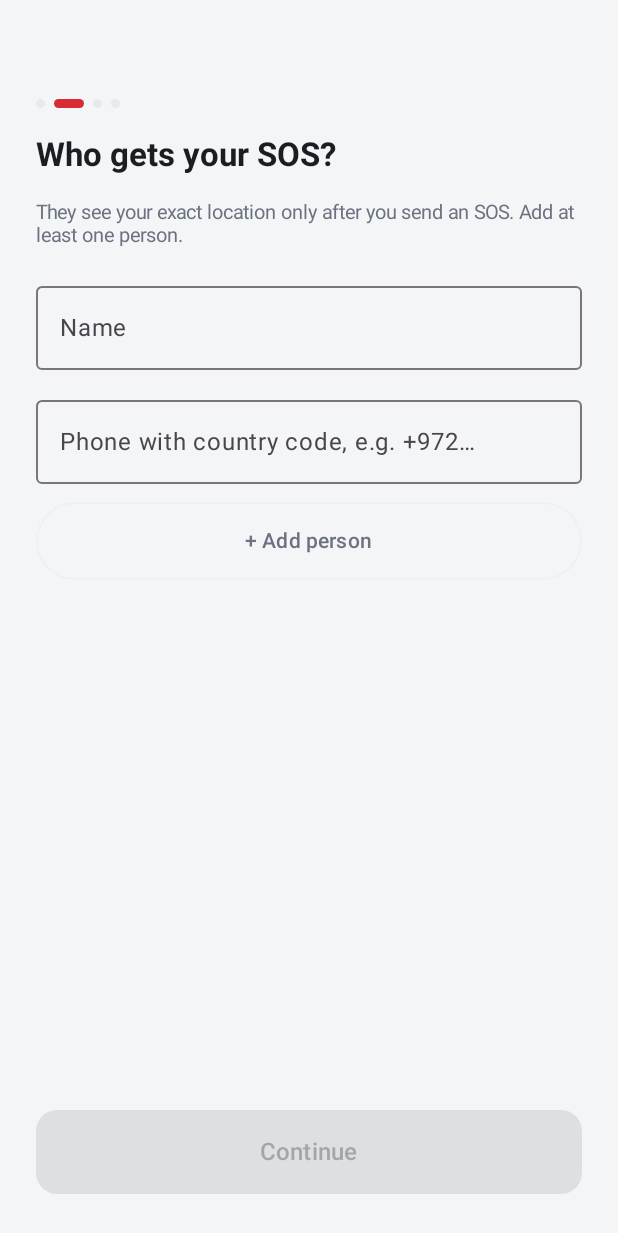
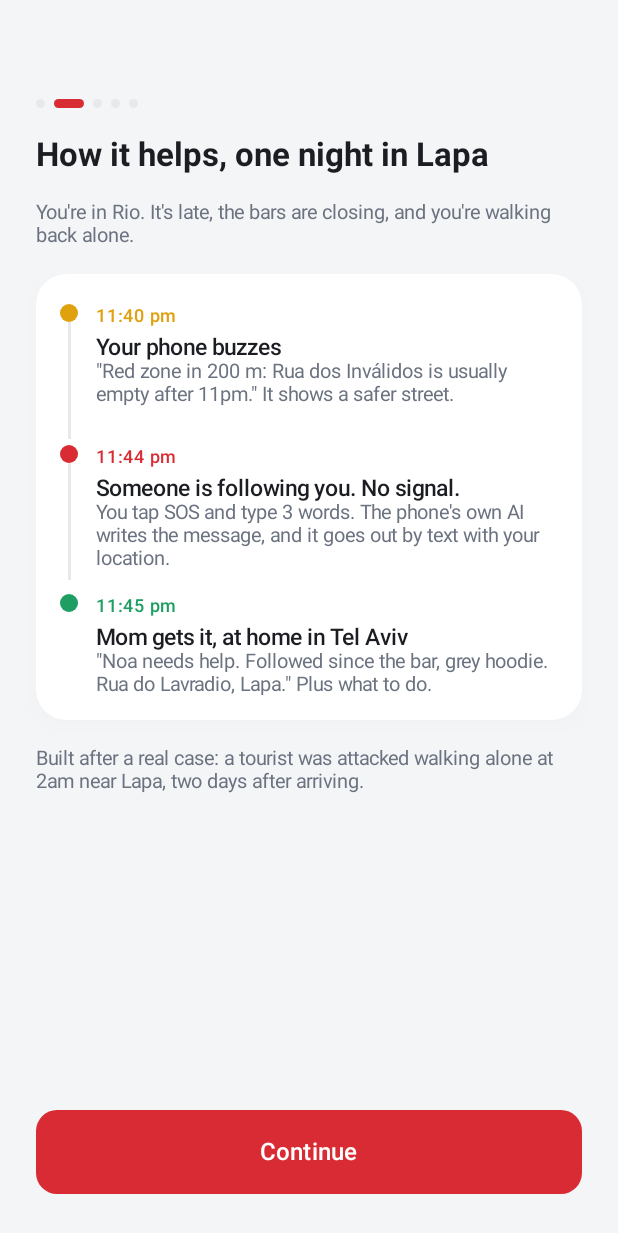
Before and after one commit to DavidFrumgarzts/homeward, an Android app built with Jetpack Compose: the screen it shows after launch (MainActivity), after a tap on "Get started", on a phone screen of 412 x 824 dp. Shown: the top 1233 px of the screen. Run offline under Robolectric (Android 15) with nearby library versions, the phone set to English and light mode, and no system bars; libraries missing offline, so code that uses them is left out: org.osmdroid.config, org.osmdroid.tileprovider, org.osmdroid.util; pictures from the network do not load; 2 statements that could not run were skipped.

Commit message:
Onboarding story step, pick contacts from phone, I'm OK check-in
- New step 2: 'How it helps, one night in Lapa' timeline (warning, SOS with
  no signal, Mom gets it) based on the real Rio case.
- Contacts: 'Choose from contacts' via Android's picker (no permission).
- Optional location sharing on 'I'm OK' check-ins (off by default); SOS and
  check-ins include a tappable map link. 37 unit tests pass.

Co-Authored-By: Claude Opus 5.5 <noreply@anthropic.com>

```diff
--- a/app/src/main/java/app/homeward/app/AppServices.kt
+++ b/app/src/main/java/app/homeward/app/AppServices.kt
@@ -6,6 +6,7 @@ import app.homeward.device.Haptics
 import app.homeward.device.LocationReader
 import app.homeward.device.LocationUpdates
 import app.homeward.device.NetworkChecker
+import app.homeward.features.checkin.LocationSharing
 import app.homeward.features.onboarding.OnboardingStore
 import app.homeward.features.safetyphoto.OutboxSender
 import app.homeward.features.safetyphoto.PhotoOutbox
@@ -33,6 +34,8 @@ object AppServices {
     val sosDispatcher by lazy { SosDispatcher(network, SmsSender(appContext), PushSender()) }
     val photoOutbox by lazy { PhotoOutbox(appContext) }
     val onboarding by lazy { OnboardingStore(appContext) }
+    val locationSharing by lazy { LocationSharing(appContext) }
+    val sms by lazy { SmsSender(appContext) }
     val outboxSender by lazy { OutboxSender(photoOutbox, { contacts.all() }, { phone, text -> SmsSender(appContext).send(phone, text) }) }
 
     // Demo user name. Replace with a real profile screen later.
--- a/app/src/main/java/app/homeward/features/home/HomeBottomSheet.kt
+++ b/app/src/main/java/app/homeward/features/home/HomeBottomSheet.kt
@@ -5,6 +5,7 @@ import androidx.compose.foundation.clickable
 import androidx.compose.foundation.layout.*
 import androidx.compose.foundation.shape.RoundedCornerShape
 import androidx.compose.material.icons.Icons
+import androidx.compose.material.icons.outlined.CheckCircle
 import androidx.compose.material.icons.outlined.Phone
 import androidx.compose.material.icons.outlined.PhotoCamera
 import androidx.compose.material.icons.outlined.Place
@@ -36,6 +37,7 @@ fun HomeBottomSheet(
     onPhoto: () -> Unit,
     onSafePlace: () -> Unit,
     onPolice: () -> Unit,
+    onImOk: () -> Unit,
     modifier: Modifier = Modifier,
 ) {
     Column(
@@ -64,6 +66,7 @@ fun HomeBottomSheet(
             Text(if (contactNames.isBlank()) "Add" else "Edit", color = HomewardColors.Red, fontWeight = FontWeight.SemiBold, fontSize = 13.sp)
         }
         Row(Modifier.fillMaxWidth(), horizontalArrangement = Arrangement.SpaceAround) {
+            RoundAction("I'm OK", Icons.Outlined.CheckCircle, onImOk)
             RoundAction("Photo", Icons.Outlined.PhotoCamera, onPhoto)
             RoundAction("Safe place", Icons.Outlined.Place, onSafePlace)
             RoundAction("Police $police", Icons.Outlined.Phone, onPolice)
--- a/app/src/main/java/app/homeward/features/onboarding/OnboardingFlow.kt
+++ b/app/src/main/java/app/homeward/features/onboarding/OnboardingFlow.kt
@@ -4,7 +4,7 @@ import androidx.activity.compose.BackHandler
 import androidx.compose.runtime.*
 import app.homeward.app.AppServices
 
-// Runs the 4 onboarding steps in order (back button goes one step back), then marks it done.
+// Runs the 5 onboarding steps in order (back button goes one step back), then marks it done.
 @Composable
 fun OnboardingFlow(onFinished: () -> Unit) {
     var step by remember { mutableStateOf(OnboardingStep.Welcome) }
@@ -13,6 +13,7 @@ fun OnboardingFlow(onFinished: () -> Unit) {
 
     when (step) {
         OnboardingStep.Welcome -> WelcomeStep(onNext = { next() })
+        OnboardingStep.Story -> StoryStep(onNext = { next() })
         OnboardingStep.Contacts -> ContactsStep(onNext = { next() })
         OnboardingStep.Permissions -> PermissionsStep(onNext = { next() })
         OnboardingStep.GetReady -> GetReadyStep(onDone = { AppServices.onboarding.markDone(); onFinished() })
--- a/app/src/main/java/app/homeward/features/onboarding/OnboardingSteps.kt
+++ b/app/src/main/java/app/homeward/features/onboarding/OnboardingSteps.kt
@@ -1,7 +1,7 @@
 package app.homeward.features.onboarding
 
 // PURE LOGIC: the order of onboarding steps and when "Continue" is allowed. Tested in OnboardingStepsTest.
-enum class OnboardingStep { Welcome, Contacts, Permissions, GetReady }
+enum class OnboardingStep { Welcome, Story, Contacts, Permissions, GetReady }
 
 object OnboardingSteps {
     val all = OnboardingStep.entries
--- /dev/null
+++ b/app/src/main/java/app/homeward/features/onboarding/StoryStep.kt
@@ -0,0 +1,52 @@
+package app.homeward.features.onboarding
+
+import androidx.compose.foundation.background
+import androidx.compose.foundation.layout.*
+import androidx.compose.foundation.shape.CircleShape
+import androidx.compose.material3.Text
+import androidx.compose.runtime.Composable
+import androidx.compose.ui.Alignment
+import androidx.compose.ui.Modifier
+import androidx.compose.ui.graphics.Color
+import androidx.compose.ui.text.font.FontWeight
+import androidx.compose.ui.unit.dp
+import androidx.compose.ui.unit.sp
+import app.homeward.design.HomewardColors
+import app.homeward.design.HomewardType
+import app.homeward.design.components.WhiteCard
+
+// Step 2: a real-feeling example of the night Homeward is for, as a short timeline.
+// Shows the three things that matter in order: warning, SOS with no signal, safe place.
+@Composable
+fun StoryStep(onNext: () -> Unit) {
+    StepLayout(
+        step = OnboardingStep.Story,
+        title = "How it helps, one night in Lapa",
+        subtitle = "You're in Rio. It's late, the bars are closing, and you're walking back alone.",
+        button = "Continue",
+        onButton = onNext,
+    ) {
+        WhiteCard(Modifier.fillMaxWidth()) {
+            Moment("11:40 pm", HomewardColors.Yellow, "Your phone buzzes", "\"Red zone in 200 m: Rua dos Inválidos is usually empty after 11pm.\" It shows a safer street.")
+            Moment("11:44 pm", HomewardColors.Red, "Someone is following you. No signal.", "You tap SOS and type 3 words. The phone's own AI writes the message, and it goes out by text with your location.")
+            Moment("11:45 pm", HomewardColors.Green, "Mom gets it, at home in Tel Aviv", "\"Noa needs help. Followed since the bar, grey hoodie. Rua do Lavradio, Lapa.\" Plus what to do.", last = true)
+        }
+        Text("Built after a real case: a tourist was attacked walking alone at 2am near Lapa, two days after arriving.", style = HomewardType.Small)
+    }
+}
+
+// One point on the timeline: time, colored dot + line, what happened.
+@Composable
+private fun Moment(time: String, color: Color, title: String, detail: String, last: Boolean = false) {
+    Row(horizontalArrangement = Arrangement.spacedBy(12.dp)) {
+        Column(horizontalAlignment = Alignment.CenterHorizontally) {
+            Box(Modifier.padding(top = 4.dp).size(12.dp).background(color, CircleShape))
+            if (!last) Box(Modifier.width(2.dp).height(78.dp).background(HomewardColors.Border))
+        }
+        Column(Modifier.padding(bottom = if (last) 0.dp else 12.dp)) {
+            Text(time, color = color, fontSize = 12.sp, fontWeight = FontWeight.SemiBold)
+            Text(title, style = HomewardType.Label)
+            Text(detail, style = HomewardType.Small)
+        }
+    }
+}
--- a/app/src/main/java/app/homeward/features/sos/SosViewModel.kt
+++ b/app/src/main/java/app/homeward/features/sos/SosViewModel.kt
@@ -6,6 +6,7 @@ import androidx.compose.runtime.setValue
 import androidx.lifecycle.ViewModel
 import androidx.lifecycle.viewModelScope
 import app.homeward.app.AppServices
+import app.homeward.device.MapsLink
 import app.homeward.features.sos.sending.SendResult
 import kotlinx.coroutines.Dispatchers
 import kotlinx.coroutines.launch
@@ -30,7 +31,9 @@ class SosViewModel : ViewModel() {
     fun writeDraft() = viewModelScope.launch {
         isWriting = true
         val here = AppServices.location.lastKnown()
-        draft = AppServices.sosWriter.write(AppServices.USER_NAME, note, "${pack.city}", here, pack.police)
+        val written = AppServices.sosWriter.write(AppServices.USER_NAME, note, "${pack.city}", here, pack.police)
+        // Add a tappable map link so family can open her exact spot (an SOS always shares location).
+        draft = if (here != null) "$written\nMap: ${MapsLink.of(here)}" else written
         isWriting = false
     }
 
```
Also changed, not shown: app/src/main/java/app/homeward/device/MapsLink.kt (added, +7 -0 lines), app/src/main/java/app/homeward/features/checkin/CheckInMessage.kt (added, +13 -0 lines), app/src/main/java/app/homeward/features/checkin/CheckInSender.kt (added, +18 -0 lines), app/src/main/java/app/homeward/features/checkin/LocationSharing.kt (added, +12 -0 lines), app/src/main/java/app/homeward/features/contacts/ContactsEditor.kt (+26 -0 lines), app/src/main/java/app/homeward/features/home/HomeScreen.kt (+7 -0 lines), app/src/main/java/app/homeward/features/onboarding/ContactsStep.kt (+27 -1 lines), 5 other files.
